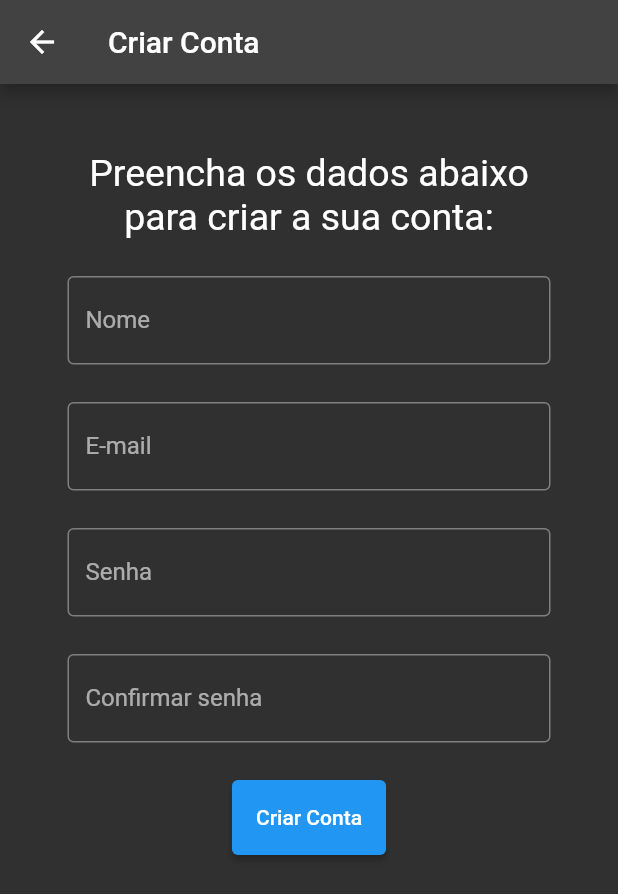
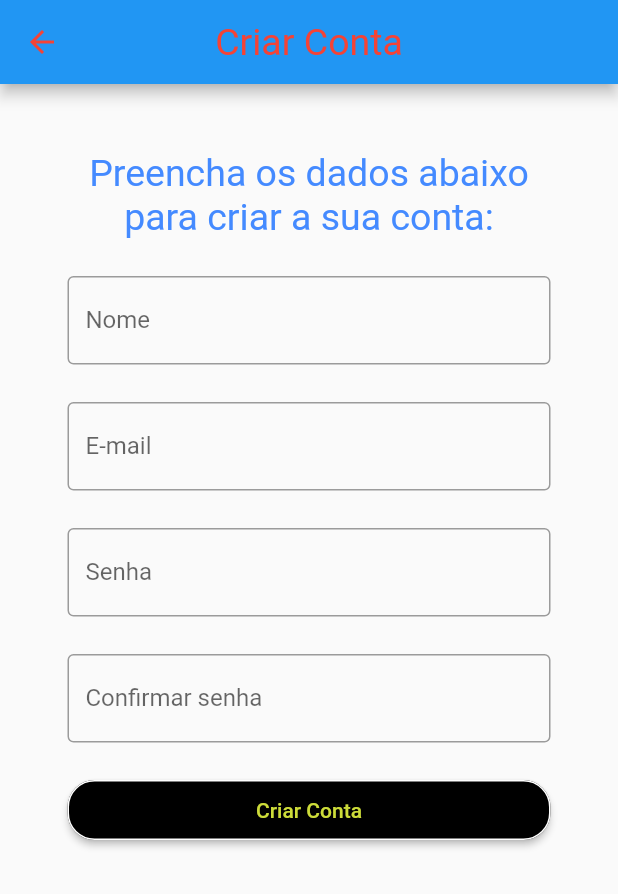
Before and after one commit to limatiagocorreia/app_sis, a Flutter app: the screen it shows after launch, after a tap on "Criar Conta", on a phone screen of 412 x 824 dp. Shown: the top 894 px of the screen. Run offline on Flutter 3.47's test engine with Material 2 defaults, Android fonts, the phone set to English and light mode, and no system bars.

Commit message:
tela padrao e tema

```diff
--- a/lib/src/app/components/standard_button.dart
+++ b/lib/src/app/components/standard_button.dart
@@ -9,8 +9,16 @@ class StandardButton extends StatelessWidget {
   @override
   Widget build(BuildContext context) {
     return SizedBox(
-      height: 50,
+      width: double.infinity,
+      height: 40,
       child: ElevatedButton(
+        style: ButtonStyle(
+          shape: MaterialStateProperty.all<RoundedRectangleBorder>(
+            RoundedRectangleBorder(
+                borderRadius: BorderRadius.circular(18.0),
+                side: BorderSide(color: Colors.white)),
+          ),
+        ),
         onPressed: onPressed,
         child: Text(
           buttonText,
--- /dev/null
+++ b/lib/src/app/components/standard_clickable_text.dart
@@ -0,0 +1,19 @@
+import 'package:flutter/cupertino.dart';
+import 'package:flutter/material.dart';
+
+class StandardClickableText extends StatelessWidget {
+  final String label;
+  final Function() onTap;
+
+  StandardClickableText({@required this.label, @required this.onTap});
+
+  @override
+  Widget build(BuildContext context) {
+    return GestureDetector(
+      onTap: onTap,
+      child: Container(
+        child: Text(label),
+      ),
+    );
+  }
+}
--- a/lib/src/app/modules/create_account/create_account.dart
+++ b/lib/src/app/modules/create_account/create_account.dart
@@ -10,7 +10,8 @@ class CreateAccount extends StatelessWidget {
       appBar: AppBar(
         title: const Text(createAccount),
       ),
-      body: Padding(
+      body: SingleChildScrollView(
+        child: Padding(
           padding: EdgeInsets.only(
             left: PaddingSizes.introPageBorder,
             right: PaddingSizes.introPageBorder,
@@ -46,6 +47,7 @@ class CreateAccount extends StatelessWidget {
             ],
           ),
         ),
+      ),
     );
   }
 }
--- a/lib/src/app/modules/intro_page/intro_page.dart
+++ b/lib/src/app/modules/intro_page/intro_page.dart
@@ -1,6 +1,8 @@
+import 'package:app_sis/src/app/components/standard_clickable_text.dart';
 import 'package:app_sis/src/app/components/standard_button.dart';
 import 'package:app_sis/src/app/components/standard_text_form.dart';
 import 'package:app_sis/src/app/modules/create_account/create_account.dart';
+import 'package:app_sis/src/app/modules/home/home_page.dart';
 import 'package:app_sis/src/app/utils/export.dart';
 import 'package:flutter/material.dart';
 
@@ -8,7 +10,8 @@ class IntroPage extends StatelessWidget {
   @override
   Widget build(BuildContext context) {
     return Scaffold(
-      body: Padding(
+      body: SingleChildScrollView(
+        child: Padding(
           padding: EdgeInsets.only(
             left: PaddingSizes.introPageBorder,
             right: PaddingSizes.introPageBorder,
@@ -23,7 +26,14 @@ class IntroPage extends StatelessWidget {
               const SizedBox(height: 15.0),
               StandardButton(
                 buttonText: login,
-              onPressed: () {},
+                onPressed: () {
+                  Navigator.push(
+                    context,
+                    MaterialPageRoute(
+                      builder: ((context) => HomePage()),
+                    ),
+                  );
+                },
               ),
               const SizedBox(height: 15.0),
               StandardButton(
@@ -36,8 +46,13 @@ class IntroPage extends StatelessWidget {
                     ),
                   );
                 },
-            )
+              ),
+              StandardClickableText(
+                label: "Esqueci a senha",
+                onTap: () {},
+              ),
             ],
+          ),
         ),
       ),
     );
--- a/lib/src/app/modules/main_page/main_page.dart
+++ b/lib/src/app/modules/main_page/main_page.dart
@@ -6,7 +6,7 @@ class MyApp extends StatelessWidget {
   @override
   Widget build(BuildContext context) {
     return MaterialApp(
-      theme: darkTheme,
+      theme: lightTheme,
       home: IntroPage(),
     );
   }
--- a/lib/src/app/theme/theme_constansts.dart
+++ b/lib/src/app/theme/theme_constansts.dart
@@ -11,7 +11,23 @@ ThemeData lightTheme = ThemeData(
       primary: Colors.black,
       onPrimary: buttonTextColor,
     ),
-    ));
+  ),
+  textTheme: const TextTheme(
+    bodyText2: TextStyle(
+      color: Colors.blueAccent,
+    ),
+  ),
+  appBarTheme: const AppBarTheme(
+    iconTheme: IconThemeData(
+      color: Colors.red,
+    ),
+    titleTextStyle: TextStyle(
+      color: Colors.red,
+      fontSize: 25,
+    ),
+    centerTitle: true,
+  ),
+);
 
 ThemeData darkTheme = ThemeData(
   brightness: Brightness.dark,
```
Also changed, not shown: lib/src/app/components/standard_page.dart (added, +26 -0 lines), lib/src/app/modules/home/home_page.dart (added, +12 -0 lines). Lines whose indentation alone changed are shown as unchanged.
